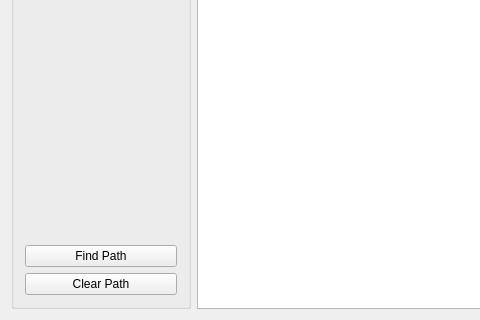
razzil1/Pathfinding, file PathFinding/mainwindow.ui: the form before one commit; both pictures show x 0 to 480 and y 240 to 560 of the 745 by 560 pixel window.
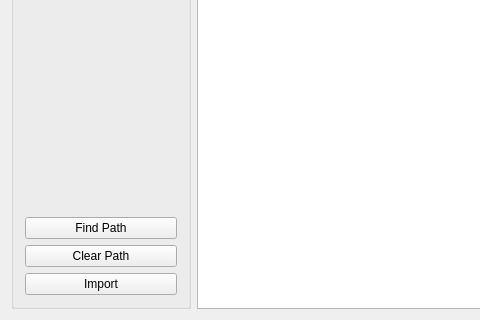
The form after the commit.

Commit message: Import from file

Patch:
```diff
--- a/PathFinding/mainwindow.ui
+++ b/PathFinding/mainwindow.ui
@@ -51,6 +51,20 @@
        <string/>
       </property>
       <layout class="QGridLayout" name="gridLayout">
+       <item row="3" column="0">
+        <widget class="QPushButton" name="findPathButton">
+         <property name="text">
+          <string>Find Path</string>
+         </property>
+        </widget>
+       </item>
+       <item row="5" column="0">
+        <widget class="QPushButton" name="importButton">
+         <property name="text">
+          <string>Import</string>
+         </property>
+        </widget>
+       </item>
        <item row="0" column="0">
         <layout class="QVBoxLayout" name="verticalLayout">
          <item>
@@ -104,23 +118,8 @@
          </item>
         </layout>
        </item>
-       <item row="3" column="0">
-        <layout class="QVBoxLayout" name="verticalLayout_2">
-         <item>
-          <widget class="QPushButton" name="findPathButton">
-           <property name="text">
-            <string>Find Path</string>
-           </property>
-          </widget>
-         </item>
-         <item>
-          <widget class="QPushButton" name="clearPathButton">
-           <property name="text">
-            <string>Clear Path</string>
-           </property>
-          </widget>
-         </item>
-        </layout>
+       <item row="6" column="0">
+        <layout class="QVBoxLayout" name="verticalLayout_2"/>
        </item>
        <item row="2" column="0">
         <spacer name="verticalSpacer">
@@ -142,6 +141,13 @@
          </property>
         </widget>
        </item>
+       <item row="4" column="0">
+        <widget class="QPushButton" name="clearPathButton">
+         <property name="text">
+          <string>Clear Path</string>
+         </property>
+        </widget>
+       </item>
       </layout>
      </widget>
     </item>
```
The commit also changes 5 other files.
